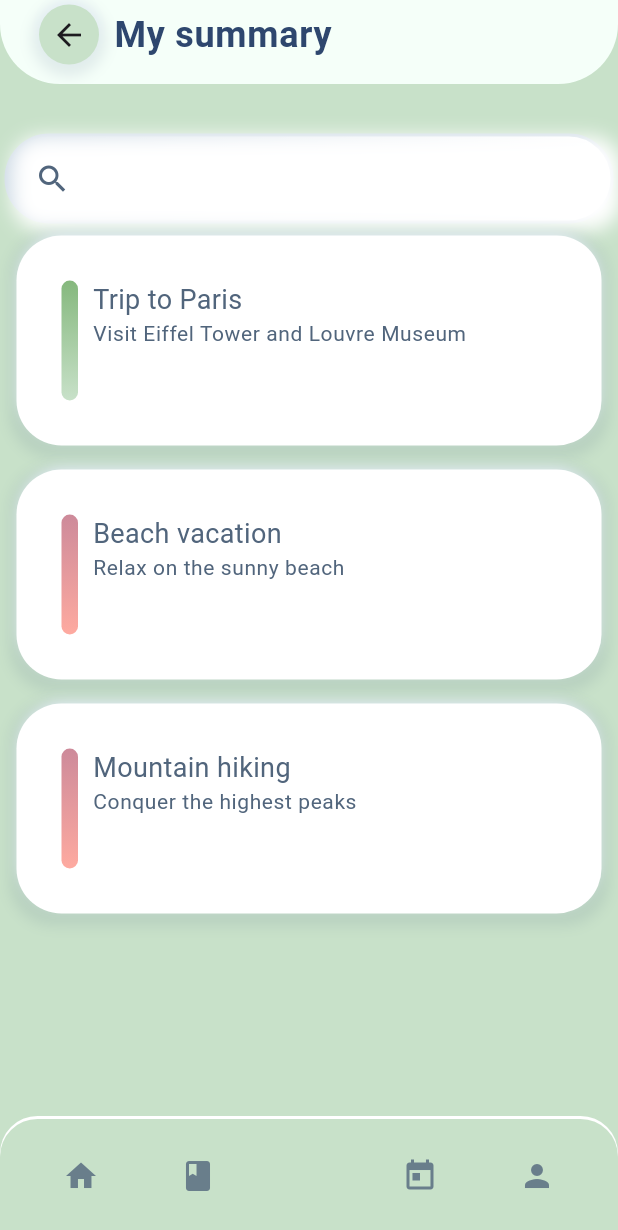
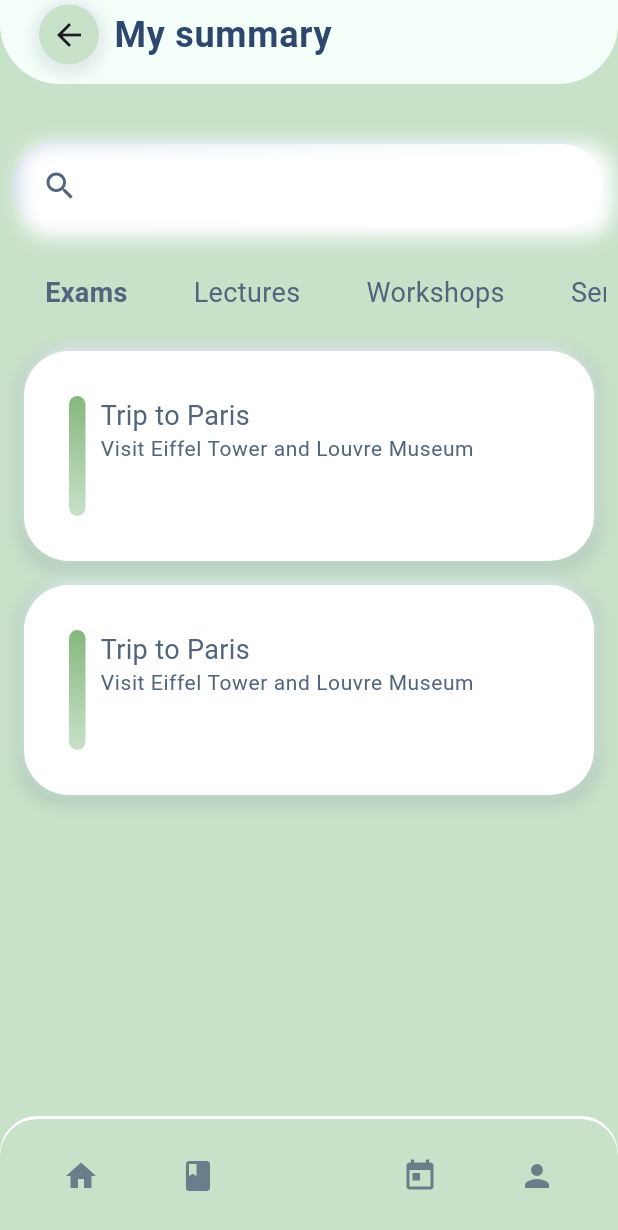
Before and after one commit to blueCuraca0/notenova, a Flutter app: the screen it shows once a user with an empty profile is signed in, on a phone screen of 412 x 824 dp. Shown: the top 1230 px of the screen. Run offline on Flutter 3.47's test engine with Material 3 defaults, Android fonts, the phone set to English and light mode, and no system bars; our stand-ins replace cloud_firestore, easy_localization, firebase_auth, firebase_core, flutter_bloc, flutter_local_notifications and 2 more; accounts and stored records are empty; Roboto replaces fonts that are missing (Ubuntu).

Commit message:
added filtration for summary and ui

```diff
--- a/lib/features/summary/domain/entities/summary_model.dart
+++ b/lib/features/summary/domain/entities/summary_model.dart
@@ -40,16 +40,30 @@ final summaries = [
   ),
   Summary(
     id: '2',
+    name: 'Trip to Paris',
+    description: 'Visit Eiffel Tower and Louvre Museum',
+    category: 'Exams',
+    photosUrl: 'https://example.com/paris.jpg',
+  ),
+  Summary(
+    id: '3',
     name: 'Beach vacation',
     description: 'Relax on the sunny beach',
     category: 'Lectures',
     photosUrl: 'https://example.com/beach.jpg',
   ),
   Summary(
-    id: '3',
+    id: '4',
     name: 'Mountain hiking',
     description: 'Conquer the highest peaks',
     category: 'Lectures',
     photosUrl: 'https://example.com/mountain.jpg',
   ),
+  Summary(
+    id: '5',
+    name: 'Mountain hiking',
+    description: 'Conquer the highest peaks',
+    category: 'Lab works',
+    photosUrl: 'https://example.com/mountain.jpg',
+  ),
 ];
--- a/lib/features/summary/presentation/summary.dart
+++ b/lib/features/summary/presentation/summary_page.dart
@@ -7,11 +7,21 @@ import 'package:notenova/core/widgets/bottom_nav_bar.dart';
 import 'package:notenova/core/widgets/custom_search_bar.dart';
 import 'package:notenova/features/summary/domain/entities/summary_model.dart';
 
-class SummaryPage extends StatelessWidget {
+class SummaryPage extends StatefulWidget {
   const SummaryPage({Key? key});
 
   @override
+  State<SummaryPage> createState() => _SummaryPageState();
+}
+
+class _SummaryPageState extends State<SummaryPage> {
+  String selectedCategory = 'Exams';
+
+  @override
   Widget build(BuildContext context) {
+    List<Summary> filteredSummary = summaries
+        .where((summary) => summary.category == selectedCategory)
+        .toList();
     return Scaffold(
       backgroundColor: Theme.of(context).primaryColorDark,
       appBar: AppBar(
@@ -57,35 +67,83 @@ class SummaryPage extends StatelessWidget {
         ),
       ),
       body: Padding(
-        padding: smallerPadding,
+        padding: smallPadding,
+        child: SingleChildScrollView(
           child: Column(
             children: [
               bigSizedBoxHeight,
               CustomSearchBar(
                 baseColor: Theme.of(context).cardColor,
               ),
+              midSizedBoxHeight,
+              SingleChildScrollView(
+                scrollDirection: Axis.horizontal,
+                child: Row(
+                  children: [
+                    _buildCategoryButton('Exams'),
+                    _buildCategoryButton('Lectures'),
+                    _buildCategoryButton('Workshops'),
+                    _buildCategoryButton('Seminars'),
+                    _buildCategoryButton('Practices'),
+                    _buildCategoryButton('Lab works'),
+                  ],
+                ),
+              ),
               ListView.builder(
                   padding: EdgeInsets.zero,
                   shrinkWrap: true,
                   physics: const NeverScrollableScrollPhysics(),
-                itemCount: summaries.length,
+                  itemCount: filteredSummary.length,
                   itemBuilder: (context, index) {
-                  final summary = summaries[index];
+                    final summary = filteredSummary[index];
                     return GestureDetector(
                       onTap: () => {},
                       child: SummaryCard(summary: summary),
                     );
                   }),
+              bigSizedBoxHeight,
+              bigSizedBoxHeight,
+              midSizedBoxHeight,
+              midSizedBoxHeight,
             ],
           ),
+        ),
+      ),
+    );
+  }
+
+  Widget _buildCategoryButton(String category) {
+    return TextButton(
+      onPressed: () {
+        setState(() {
+          selectedCategory = category;
+        });
+      },
+      child: Padding(
+        padding: const EdgeInsets.fromLTRB(10.0, 10, 10.0, 10),
+        child: Text(category,
+            style: Theme.of(context).textTheme.bodyMedium?.copyWith(
+                  fontWeight: selectedCategory == category
+                      ? FontWeight.bold
+                      : FontWeight.normal,
+                )),
       ),
     );
   }
 }
 
-class SummaryCard extends StatelessWidget {
-  Summary summary;
-  SummaryCard({super.key, required this.summary});
+class SummaryCard extends StatefulWidget {
+  final Summary summary;
+  const SummaryCard({
+    super.key,
+    required this.summary,
+  });
+
+  @override
+  State<SummaryCard> createState() => _SummaryCardState();
+}
+
+class _SummaryCardState extends State<SummaryCard> {
   @override
   Widget build(BuildContext context) {
     return Padding(
@@ -112,7 +170,7 @@ class SummaryCard extends StatelessWidget {
                   decoration: BoxDecoration(
                     borderRadius: BorderRadius.circular(30.0),
                     gradient: LinearGradient(
-                      colors: getGradientColors(summary.category),
+                      colors: getGradientColors(widget.summary.category),
                       begin: Alignment.topCenter,
                       end: Alignment.bottomCenter,
                     ),
@@ -125,12 +183,12 @@ class SummaryCard extends StatelessWidget {
                     crossAxisAlignment: CrossAxisAlignment.start,
                     children: <Widget>[
                       Text(
-                        summary.name,
+                        widget.summary.name,
                         style: Theme.of(context).textTheme.bodyMedium,
                       ),
                       smallSizedBoxWidth,
                       Text(
-                        summary.description,
+                        widget.summary.description,
                         overflow: TextOverflow.ellipsis,
                         maxLines: 1,
                         style: Theme.of(context).textTheme.bodySmall,
--- a/lib/main_page.dart
+++ b/lib/main_page.dart
@@ -1,6 +1,6 @@
 import 'package:flutter/material.dart';
 import 'package:notenova/features/cards/presentation/pages/card_stacks_page.dart';
-import 'package:notenova/features/summary/presentation/summary.dart';
+import 'package:notenova/features/summary/presentation/summary_page.dart';
 
 import 'core/utils/c_routes.dart';
 import 'core/widgets/bottom_nav_bar.dart';
```
Also changed, not shown: lib/features/summary/presentation/pages/detail_summary_page.dart (added). Lines whose indentation alone changed are shown as unchanged.
